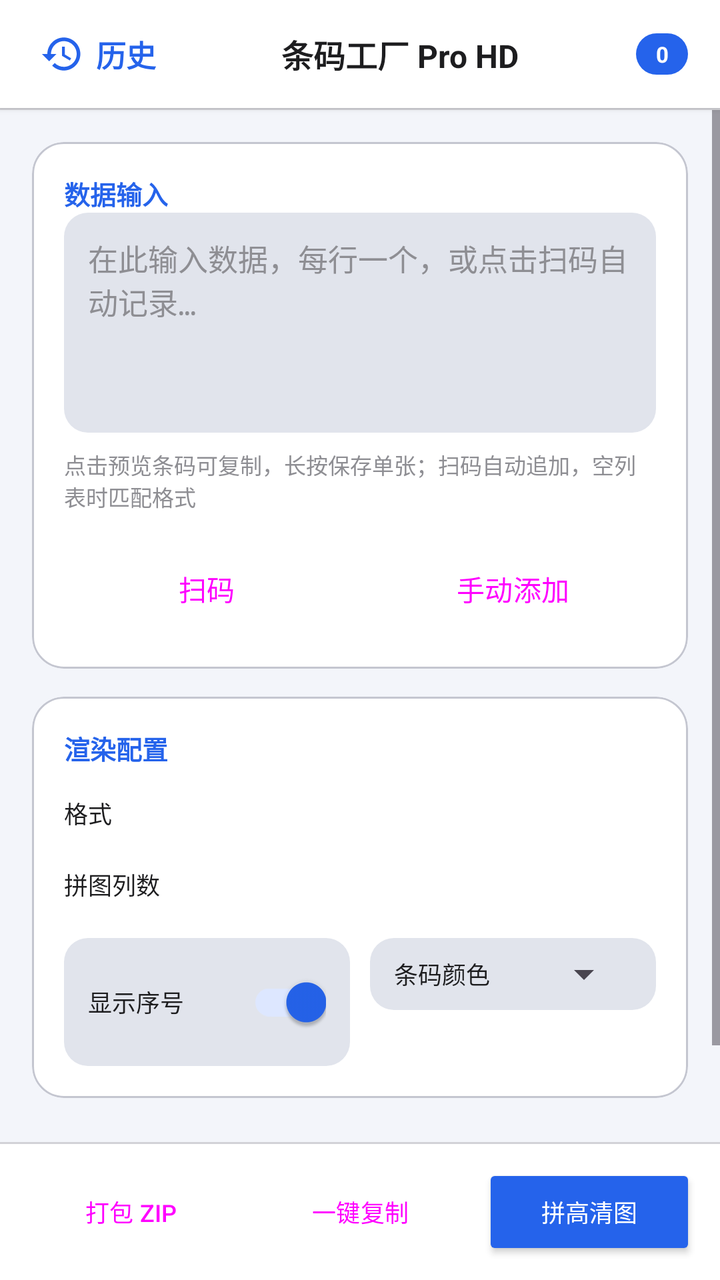
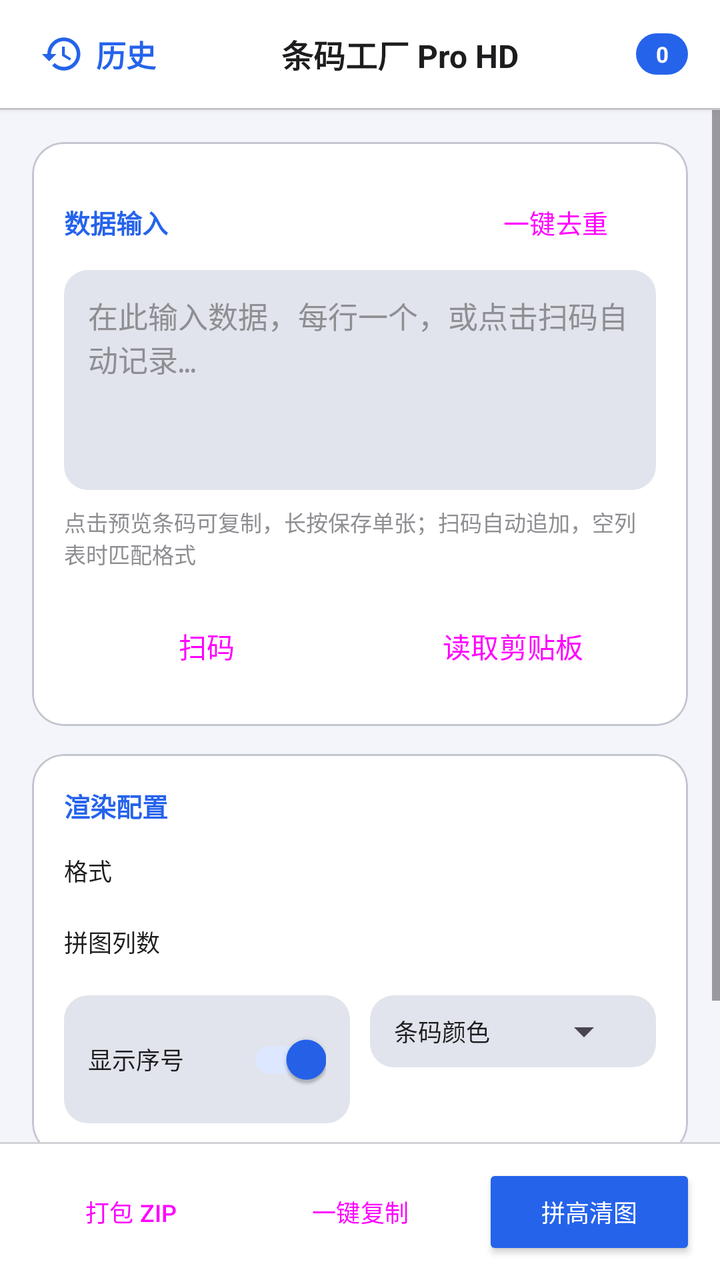

The first picture is an Android layout as it rendered before a commit; the second is the same layout after the commit. The layout source and the unified diff follow.
<!-- AndroidManifest.xml: application theme Theme.BarcodeFactory -->
<!-- res/layout/activity_main.xml -->
<?xml version="1.0" encoding="utf-8"?>
<androidx.drawerlayout.widget.DrawerLayout xmlns:android="http://schemas.android.com/apk/res/android"
    xmlns:app="http://schemas.android.com/apk/res-auto"
    android:id="@+id/drawerLayout"
    android:layout_width="match_parent"
    android:layout_height="match_parent"
    android:background="@color/background">

    
    <LinearLayout
        android:layout_width="match_parent"
        android:layout_height="match_parent"
        android:orientation="vertical">

        
        <LinearLayout
            android:layout_width="match_parent"
            android:layout_height="wrap_content"
            android:background="@color/card"
            android:elevation="2dp"
            android:gravity="center_vertical"
            android:orientation="horizontal"
            android:paddingHorizontal="16dp"
            android:paddingVertical="12dp">

            <LinearLayout
                android:id="@+id/btnHistory"
                android:layout_width="wrap_content"
                android:layout_height="wrap_content"
                android:background="?attr/selectableItemBackground"
                android:clickable="true"
                android:focusable="true"
                android:gravity="center_vertical"
                android:orientation="horizontal"
                android:padding="4dp">

                <ImageView
                    android:layout_width="22dp"
                    android:layout_height="22dp"
                    android:contentDescription="@string/history"
                    android:src="@drawable/ic_history"
                    app:tint="@color/primary" />

                <TextView
                    android:layout_width="wrap_content"
                    android:layout_height="wrap_content"
                    android:layout_marginStart="6dp"
                    android:text="@string/history"
                    android:textColor="@color/primary"
                    android:textSize="15sp"
                    android:textStyle="bold" />
            </LinearLayout>

            <TextView
                android:layout_width="0dp"
                android:layout_height="wrap_content"
                android:layout_weight="1"
                android:gravity="center"
                android:text="@string/app_name"
                android:textColor="@color/text_primary"
                android:textSize="16sp"
                android:textStyle="bold" />

            <TextView
                android:id="@+id/badge"
                android:layout_width="wrap_content"
                android:layout_height="wrap_content"
                android:background="@drawable/bg_badge"
                android:minWidth="26dp"
                android:gravity="center"
                android:paddingHorizontal="8dp"
                android:paddingVertical="3dp"
                android:text="0"
                android:textColor="@android:color/white"
                android:textSize="11sp"
                android:textStyle="bold" />
        </LinearLayout>

        <View
            android:layout_width="match_parent"
            android:layout_height="1dp"
            android:background="@color/border" />

        <ScrollView
            android:id="@+id/scrollView"
            android:layout_width="match_parent"
            android:layout_height="0dp"
            android:layout_weight="1"
            android:fillViewport="true">

            <LinearLayout
                android:layout_width="match_parent"
                android:layout_height="wrap_content"
                android:orientation="vertical"
                android:padding="16dp">

                
                <com.google.android.material.card.MaterialCardView
                    android:layout_width="match_parent"
                    android:layout_height="wrap_content"
                    app:cardBackgroundColor="@color/card"
                    app:cardCornerRadius="16dp"
                    app:cardElevation="0dp"
                    app:strokeColor="@color/outline_variant"
                    app:strokeWidth="1dp">

                    <LinearLayout
                        android:layout_width="match_parent"
                        android:layout_height="wrap_content"
                        android:orientation="vertical"
                        android:padding="16dp">

                        <TextView
                            android:layout_width="wrap_content"
                            android:layout_height="wrap_content"
                            android:text="@string/input_card_title"
                            android:textColor="@color/primary"
                            android:textSize="13sp"
                            android:textStyle="bold" />

                        <EditText
                            android:id="@+id/inputData"
                            android:layout_width="match_parent"
                            android:layout_height="110dp"
                            android:background="@drawable/bg_input"
                            android:gravity="top|start"
                            android:hint="@string/input_hint"
                            android:importantForAutofill="no"
                            android:inputType="textMultiLine|textNoSuggestions"
                            android:padding="12dp"
                            android:scrollbars="vertical"
                            android:textColor="@color/text_primary"
                            android:textColorHint="@color/text_secondary"
                            android:textSize="15sp"
                            android:typeface="monospace" />

                        <TextView
                            android:layout_width="match_parent"
                            android:layout_height="wrap_content"
                            android:layout_marginTop="8dp"
                            android:text="@string/input_tip"
                            android:textColor="@color/text_secondary"
                            android:textSize="11sp" />

                        <LinearLayout
                            android:layout_width="match_parent"
                            android:layout_height="wrap_content"
                            android:layout_marginTop="14dp"
                            android:orientation="horizontal">

                            <Button
                                android:id="@+id/btnScan"
                                style="?attr/materialButtonOutlinedStyle"
                                android:layout_width="0dp"
                                android:layout_height="wrap_content"
                                android:layout_weight="1"
                                android:insetTop="0dp"
                                android:insetBottom="0dp"
                                android:text="@string/scan"
                                android:textSize="14sp"
                                app:icon="@drawable/ic_scan"
                                app:iconGravity="textStart"
                                app:iconTint="@color/primary" />

                            <Button
                                android:id="@+id/btnManualAdd"
                                style="?attr/materialButtonOutlinedStyle"
                                android:layout_width="0dp"
                                android:layout_height="wrap_content"
                                android:layout_marginStart="10dp"
                                android:layout_weight="1"
                                android:insetTop="0dp"
                                android:insetBottom="0dp"
                                android:text="手动添加"
                                android:textSize="14sp"
                                app:icon="@drawable/ic_add"
                                app:iconGravity="textStart"
                                app:iconTint="@color/primary" />
                        </LinearLayout>
                    </LinearLayout>
                </com.google.android.material.card.MaterialCardView>

                
                <com.google.android.material.card.MaterialCardView
                    android:layout_width="match_parent"
                    android:layout_height="wrap_content"
                    android:layout_marginTop="14dp"
                    app:cardBackgroundColor="@color/card"
                    app:cardCornerRadius="16dp"
                    app:cardElevation="0dp"
                    app:strokeColor="@color/outline_variant"
                    app:strokeWidth="1dp">

                    <LinearLayout
                        android:layout_width="match_parent"
                        android:layout_height="wrap_content"
                        android:orientation="vertical"
                        android:padding="16dp">

                        <TextView
                            android:layout_width="wrap_content"
                            android:layout_height="wrap_content"
                            android:text="@string/render_config"
                            android:textColor="@color/primary"
                            android:textSize="13sp"
                            android:textStyle="bold" />

                        <TextView
                            android:layout_width="wrap_content"
                            android:layout_height="wrap_content"
                            android:layout_marginTop="14dp"
                            android:text="@string/format_label"
                            android:textColor="@color/text_primary"
                            android:textSize="12sp" />

                        <com.google.android.material.chip.ChipGroup
                            android:id="@+id/chipGroupFormat"
                            android:layout_width="match_parent"
                            android:layout_height="wrap_content"
                            android:layout_marginTop="6dp"
                            app:selectionRequired="true"
                            app:singleLine="false"
                            app:singleSelection="true" />

                        <TextView
                            android:layout_width="wrap_content"
                            android:layout_height="wrap_content"
                            android:layout_marginTop="12dp"
                            android:text="@string/columns_label"
                            android:textColor="@color/text_primary"
                            android:textSize="12sp" />

                        <com.google.android.material.chip.ChipGroup
                            android:id="@+id/chipGroupColumns"
                            android:layout_width="match_parent"
                            android:layout_height="wrap_content"
                            android:layout_marginTop="6dp"
                            app:selectionRequired="true"
                            app:singleLine="false"
                            app:singleSelection="true" />

                        <LinearLayout
                            android:layout_width="match_parent"
                            android:layout_height="wrap_content"
                            android:layout_marginTop="12dp"
                            android:orientation="horizontal">

                            <LinearLayout
                                android:layout_width="0dp"
                                android:layout_height="wrap_content"
                                android:layout_weight="1"
                                android:background="@drawable/bg_input"
                                android:gravity="center_vertical"
                                android:orientation="horizontal"
                                android:paddingHorizontal="12dp"
                                android:paddingVertical="8dp">

                                <TextView
                                    android:layout_width="wrap_content"
                                    android:layout_height="wrap_content"
                                    android:text="@string/show_index_label"
                                    android:textColor="@color/text_primary"
                                    android:textSize="12sp" />

                                <androidx.appcompat.widget.SwitchCompat
                                    android:id="@+id/switchIndex"
                                    android:layout_width="0dp"
                                    android:layout_height="wrap_content"
                                    android:layout_weight="1"
                                    android:checked="true" />
                            </LinearLayout>

                            <LinearLayout
                                android:layout_width="0dp"
                                android:layout_height="wrap_content"
                                android:layout_marginStart="10dp"
                                android:layout_weight="1"
                                android:background="@drawable/bg_input"
                                android:gravity="center_vertical"
                                android:orientation="horizontal"
                                android:paddingHorizontal="12dp"
                                android:paddingVertical="6dp">

                                <TextView
                                    android:layout_width="wrap_content"
                                    android:layout_height="wrap_content"
                                    android:text="@string/color_label"
                                    android:textColor="@color/text_primary"
                                    android:textSize="12sp" />

                                <Spinner
                                    android:id="@+id/spinnerColor"
                                    android:layout_width="0dp"
                                    android:layout_height="wrap_content"
                                    android:layout_weight="1"
                                    android:spinnerMode="dropdown" />
                            </LinearLayout>
                        </LinearLayout>
                        </LinearLayout>
                </com.google.android.material.card.MaterialCardView>

                
                <LinearLayout
                    android:id="@+id/previewGrid"
                    android:layout_width="match_parent"
                    android:layout_height="wrap_content"
                    android:layout_marginTop="16dp"
                    android:orientation="vertical" />

                <TextView
                    android:id="@+id/tvEmpty"
                    android:layout_width="match_parent"
                    android:layout_height="wrap_content"
                    android:layout_marginTop="24dp"
                    android:gravity="center"
                    android:text="输入数据或扫码后，条码会显示在这里"
                    android:textColor="@color/text_secondary"
                    android:textSize="13sp" />

                
                <com.google.android.material.card.MaterialCardView
                    android:id="@+id/resultArea"
                    android:layout_width="match_parent"
                    android:layout_height="wrap_content"
                    android:layout_marginTop="16dp"
                    android:visibility="gone"
                    app:cardBackgroundColor="@color/card"
                    app:cardCornerRadius="16dp"
                    app:cardElevation="0dp"
                    app:strokeColor="@color/outline_variant"
                    app:strokeWidth="1dp">

                    <LinearLayout
                        android:layout_width="match_parent"
                        android:layout_height="wrap_content"
                        android:orientation="vertical"
                        android:padding="12dp">

                        <TextView
                            android:layout_width="wrap_content"
                            android:layout_height="wrap_content"
                            android:layout_marginBottom="10dp"
                            android:background="@drawable/bg_badge"
                            android:paddingHorizontal="16dp"
                            android:paddingVertical="6dp"
                            android:text="@string/hd_ready"
                            android:textColor="@android:color/white"
                            android:textSize="12sp" />

                        <ImageView
                            android:id="@+id/resImg"
                            android:layout_width="match_parent"
                            android:layout_height="wrap_content"
                            android:adjustViewBounds="true"
                            android:contentDescription="@string/make_hd" />
                    </LinearLayout>
                </com.google.android.material.card.MaterialCardView>
            </LinearLayout>
        </ScrollView>

        <View
            android:layout_width="match_parent"
            android:layout_height="1dp"
            android:background="@color/border" />

        
        <LinearLayout
            android:layout_width="match_parent"
            android:layout_height="wrap_content"
            android:background="@color/card"
            android:orientation="horizontal"
            android:paddingHorizontal="12dp"
            android:paddingVertical="10dp">

            <Button
                android:id="@+id/btnZip"
                style="?attr/materialButtonOutlinedStyle"
                android:layout_width="0dp"
                android:layout_height="wrap_content"
                android:layout_weight="1"
                android:insetTop="0dp"
                android:insetBottom="0dp"
                android:text="@string/pack_zip"
                android:textSize="12sp"
                app:icon="@drawable/ic_zip"
                app:iconGravity="textStart" />

            <Button
                android:id="@+id/btnCopyAll"
                style="?attr/materialButtonOutlinedStyle"
                android:layout_width="0dp"
                android:layout_height="wrap_content"
                android:layout_marginStart="8dp"
                android:layout_weight="1"
                android:insetTop="0dp"
                android:insetBottom="0dp"
                android:text="@string/copy_all"
                android:textSize="12sp"
                app:icon="@drawable/ic_copy"
                app:iconGravity="textStart" />

            <Button
                android:id="@+id/btnMakeHd"
                android:layout_width="0dp"
                android:layout_height="wrap_content"
                android:layout_marginStart="8dp"
                android:layout_weight="1"
                android:insetTop="0dp"
                android:insetBottom="0dp"
                android:backgroundTint="@color/primary"
                android:text="@string/make_hd"
                android:textColor="@android:color/white"
                android:textSize="12sp"
                app:icon="@drawable/ic_image"
                app:iconGravity="textStart"
                app:iconTint="@android:color/white" />
        </LinearLayout>
    </LinearLayout>

    
    <LinearLayout
        android:layout_width="300dp"
        android:layout_height="match_parent"
        android:layout_gravity="start"
        android:background="@color/card"
        android:elevation="12dp"
        android:orientation="vertical">

        <LinearLayout
            android:layout_width="match_parent"
            android:layout_height="wrap_content"
            android:gravity="center_vertical"
            android:orientation="horizontal"
            android:padding="16dp">

            <ImageView
                android:layout_width="22dp"
                android:layout_height="22dp"
                android:contentDescription="@string/archive_records"
                android:src="@drawable/ic_archive"
                app:tint="@color/primary" />

            <TextView
                android:layout_width="0dp"
                android:layout_height="wrap_content"
                android:layout_marginStart="8dp"
                android:layout_weight="1"
                android:text="@string/archive_records"
                android:textColor="@color/text_primary"
                android:textSize="16sp"
                android:textStyle="bold" />

            <ImageView
                android:id="@+id/btnCloseDrawer"
                android:layout_width="24dp"
                android:layout_height="24dp"
                android:background="?attr/selectableItemBackground"
                android:clickable="true"
                android:contentDescription="@string/history"
                android:focusable="true"
                android:src="@drawable/ic_close"
                app:tint="@color/text_secondary" />
        </LinearLayout>

        <View
            android:layout_width="match_parent"
            android:layout_height="1dp"
            android:background="@color/border" />

        <androidx.recyclerview.widget.RecyclerView
            android:id="@+id/historyList"
            android:layout_width="match_parent"
            android:layout_height="0dp"
            android:layout_weight="1"
            android:clipToPadding="false"
            android:padding="12dp" />

        <TextView
            android:id="@+id/tvEmptyArchive"
            android:layout_width="match_parent"
            android:layout_height="wrap_content"
            android:gravity="center"
            android:padding="24dp"
            android:text="@string/empty_archive"
            android:textColor="@color/text_secondary"
            android:textSize="13sp" />

        <com.google.android.material.button.MaterialButton
            android:id="@+id/btnSaveCurrent"
            style="@style/Widget.Material3.Button.TonalButton"
            android:layout_width="match_parent"
            android:layout_height="wrap_content"
            android:layout_margin="12dp"
            android:text="@string/archive_current"
            android:textSize="14sp" />
    </LinearLayout>

</androidx.drawerlayout.widget.DrawerLayout>
<!-- resources referenced by this layout -->
<resources>
  <color name="background">#F3F5FA</color>
  <color name="border">#D2D2D7</color>
  <color name="card">#FFFFFF</color>
  <color name="outline_variant">#C4C6D0</color>
  <color name="primary">#2563EB</color>
  <color name="text_primary">#1D1D1F</color>
  <color name="text_secondary">#8E8E93</color>
  <!-- drawable bg_badge (drawable) -->
  <?xml version="1.0" encoding="utf-8"?>
  <shape xmlns:android="http://schemas.android.com/apk/res/android" android:shape="rectangle">
      <solid android:color="@color/primary" />
      <corners android:radius="20dp" />
  </shape>
  <!-- drawable bg_input (drawable) -->
  <?xml version="1.0" encoding="utf-8"?>
  <shape xmlns:android="http://schemas.android.com/apk/res/android" android:shape="rectangle">
      <solid android:color="@color/surface_variant" />
      <corners android:radius="12dp" />
  </shape>
  <!-- drawable ic_add (drawable) -->
  <vector xmlns:android="http://schemas.android.com/apk/res/android"
      android:width="20dp"
      android:height="20dp"
      android:viewportWidth="24"
      android:viewportHeight="24"
      android:tint="?attr/colorControlNormal">
      <path
          android:fillColor="@android:color/white"
          android:pathData="M19,13h-6v6h-2v-6H5v-2h6V5h2v6h6v2z" />
  </vector>
  <!-- drawable ic_close (drawable) -->
  <vector xmlns:android="http://schemas.android.com/apk/res/android"
      android:width="24dp"
      android:height="24dp"
      android:viewportWidth="24"
      android:viewportHeight="24"
      android:tint="?attr/colorControlNormal">
      <path
          android:fillColor="@android:color/white"
          android:pathData="M19,6.41L17.59,5 12,10.59 6.41,5 5,6.41 10.59,12 5,17.59 6.41,19 12,13.41 17.59,19 19,17.59 13.41,12z" />
  </vector>
  <!-- drawable ic_zip (drawable) -->
  <vector xmlns:android="http://schemas.android.com/apk/res/android"
      android:width="24dp"
      android:height="24dp"
      android:viewportWidth="24"
      android:viewportHeight="24"
      android:tint="?attr/colorControlNormal">
      <path
          android:fillColor="@android:color/white"
          android:pathData="M20,6h-8l-2,-2H4C2.9,4 2,4.9 2,6v12c0,1.1 0.9,2 2,2h16c1.1,0 2,-0.9 2,-2V8C22,6.9 21.1,6 20,6zM13,17h-2v-2h2V17zM13,13h-2V9h2V13z" />
  </vector>
  <string name="app_name">条码工厂 Pro HD</string>
  <string name="archive_current">存档当前</string>
  <string name="archive_records">存档记录</string>
  <string name="color_label">条码颜色</string>
  <string name="columns_label">拼图列数</string>
  <string name="copy_all">一键复制</string>
  <string name="empty_archive">暂无存档记录</string>
  <string name="format_label">格式</string>
  <string name="hd_ready">高清图已保存到相册</string>
  <string name="history">历史</string>
  <string name="input_card_title">数据输入</string>
  <string name="input_hint">在此输入数据，每行一个，或点击扫码自动记录…</string>
  <string name="input_tip">点击预览条码可复制，长按保存单张；扫码自动追加，空列表时匹配格式</string>
  <string name="make_hd">拼高清图</string>
  <string name="pack_zip">打包 ZIP</string>
  <string name="render_config">渲染配置</string>
  <string name="scan">扫码</string>
  <string name="show_index_label">显示序号</string>
  <color name="surface_variant">#E1E4EC</color>
  <color name="on_primary">#FFFFFF</color>
  <color name="primary_container">#DDE7FF</color>
  <color name="on_primary_container">#001945</color>
  <color name="secondary">#565E71</color>
  <color name="secondary_container">#DAE2F9</color>
  <color name="on_secondary_container">#131C2B</color>
  <color name="surface">#FFFFFF</color>
  <color name="on_surface">#1A1C20</color>
  <color name="on_surface_variant">#454A55</color>
  <color name="outline">#74777F</color>
  <!-- unchanged entries left out for length: 6 -->
</resources>

<!-- the commit's change to res/layout/activity_main.xml (unified diff, before → after) -->
@@ -110,13 +110,29 @@
                         android:orientation="vertical"
                         android:padding="16dp">
 
-                        <TextView
-                            android:layout_width="wrap_content"
-                            android:layout_height="wrap_content"
-                            android:text="@string/input_card_title"
-                            android:textColor="@color/primary"
-                            android:textSize="13sp"
-                            android:textStyle="bold" />
+                        <LinearLayout
+                            android:layout_width="match_parent"
+                            android:layout_height="wrap_content"
+                            android:gravity="center_vertical"
+                            android:orientation="horizontal">
+                            <TextView
+                                android:layout_width="0dp"
+                                android:layout_height="wrap_content"
+                                android:layout_weight="1"
+                                android:text="@string/input_card_title"
+                                android:textColor="@color/primary"
+                                android:textSize="13sp"
+                                android:textStyle="bold" />
+                            <Button
+                                android:id="@+id/btnDedupe"
+                                style="?attr/materialButtonOutlinedStyle"
+                                android:layout_width="wrap_content"
+                                android:layout_height="48dp"
+                                android:insetTop="0dp"
+                                android:insetBottom="0dp"
+                                android:text="@string/dedupe"
+                                android:textSize="13sp" />
+                        </LinearLayout>
 
                         <EditText
                             android:id="@+id/inputData"
@@ -171,9 +187,8 @@
                                 android:layout_weight="1"
                                 android:insetTop="0dp"
                                 android:insetBottom="0dp"
-                                android:text="手动添加"
+                                android:text="@string/read_clipboard"
                                 android:textSize="14sp"
-                                app:icon="@drawable/ic_add"
                                 app:iconGravity="textStart"
                                 app:iconTint="@color/primary" />
                         </LinearLayout>
<!-- resource entries referenced after the edit -->
@@ -19,17 +19,6 @@
       <solid android:color="@color/surface_variant" />
       <corners android:radius="12dp" />
   </shape>
-  <!-- drawable ic_add (drawable) -->
-  <vector xmlns:android="http://schemas.android.com/apk/res/android"
-      android:width="20dp"
-      android:height="20dp"
-      android:viewportWidth="24"
-      android:viewportHeight="24"
-      android:tint="?attr/colorControlNormal">
-      <path
-          android:fillColor="@android:color/white"
-          android:pathData="M19,13h-6v6h-2v-6H5v-2h6V5h2v6h6v2z" />
-  </vector>
   <!-- drawable ic_close (drawable) -->
   <vector xmlns:android="http://schemas.android.com/apk/res/android"
       android:width="24dp"
@@ -58,6 +47,7 @@
   <string name="color_label">条码颜色</string>
   <string name="columns_label">拼图列数</string>
   <string name="copy_all">一键复制</string>
+  <string name="dedupe">一键去重</string>
   <string name="empty_archive">暂无存档记录</string>
   <string name="format_label">格式</string>
   <string name="hd_ready">高清图已保存到相册</string>
@@ -67,6 +57,7 @@
   <string name="input_tip">点击预览条码可复制，长按保存单张；扫码自动追加，空列表时匹配格式</string>
   <string name="make_hd">拼高清图</string>
   <string name="pack_zip">打包 ZIP</string>
+  <string name="read_clipboard">读取剪贴板</string>
   <string name="render_config">渲染配置</string>
   <string name="scan">扫码</string>
   <string name="show_index_label">显示序号</string>
